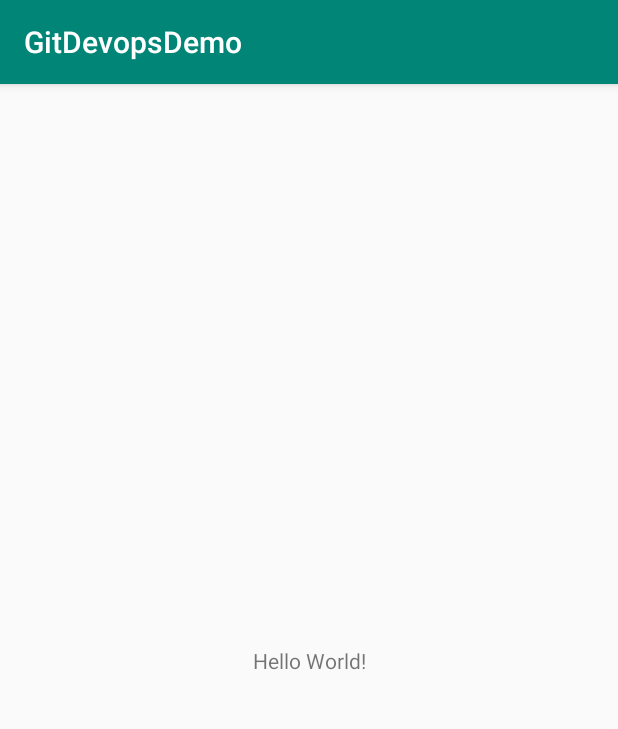
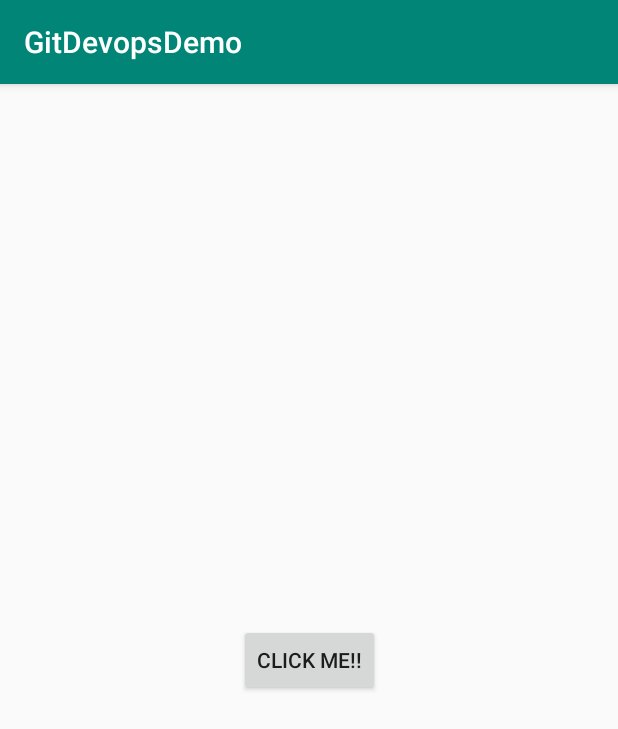
Before and after one commit to karan-maru/GitDevopsDemo, an Android app: the screen it shows after launch (MainActivity), on a phone screen of 412 x 824 dp. Shown: the top 729 px of the screen. Run offline under Robolectric (Android 15) with nearby library versions, the phone set to English and light mode, and no system bars; libraries missing offline, so code that uses them is left out: com.microsoft.appcenter; 2 statements that could not run were skipped.

```diff
--- a/app/build.gradle
+++ b/app/build.gradle
@@ -35,4 +35,7 @@ dependencies {
     def appCenterSdkVersion = '2.1.0'
     implementation "com.microsoft.appcenter:appcenter-analytics:${appCenterSdkVersion}"
     implementation "com.microsoft.appcenter:appcenter-crashes:${appCenterSdkVersion}"
+
+    androidTestImplementation('com.microsoft.appcenter:espresso-test-extension:1.4')
+
 }
--- a/app/src/main/java/com/plastic/gitdevopsdemo/MainActivity.kt
+++ b/app/src/main/java/com/plastic/gitdevopsdemo/MainActivity.kt
@@ -4,9 +4,11 @@ import android.content.Intent
 import android.support.v7.app.AppCompatActivity
 import android.os.Bundle
 import android.util.Log
+import android.widget.Toast
 import com.microsoft.appcenter.AppCenter
 import com.microsoft.appcenter.analytics.Analytics
 import com.microsoft.appcenter.crashes.Crashes
+import kotlinx.android.synthetic.main.activity_main.*
 
 class MainActivity : AppCompatActivity() {
 
@@ -25,5 +27,9 @@ class MainActivity : AppCompatActivity() {
         AppCenter.setLogLevel(Log.VERBOSE)
 //        val intent = Intent(this, TempActivity::class.java)
 //        startActivity(intent)
+
+        button.setOnClickListener {
+            Toast.makeText(this@MainActivity, "Button clicked", Toast.LENGTH_SHORT).show()
+        }
     }
 }
--- a/app/src/main/res/layout/activity_main.xml
+++ b/app/src/main/res/layout/activity_main.xml
@@ -7,13 +7,14 @@
         android:layout_height="match_parent"
         tools:context=".MainActivity">
 
-    <TextView
+    <Button
+            android:text="Click Me!!"
             android:layout_width="wrap_content"
             android:layout_height="wrap_content"
-        android:text="Hello World!"
+            android:id="@+id/button"
             app:layout_constraintBottom_toBottomOf="parent"
             app:layout_constraintLeft_toLeftOf="parent"
             app:layout_constraintRight_toRightOf="parent"
-        app:layout_constraintTop_toTopOf="parent" />
+            app:layout_constraintTop_toTopOf="parent"/>
 
 </android.support.constraint.ConstraintLayout>
```
Also changed, not shown: 2 other files. Lines whose indentation alone changed are shown as unchanged.
